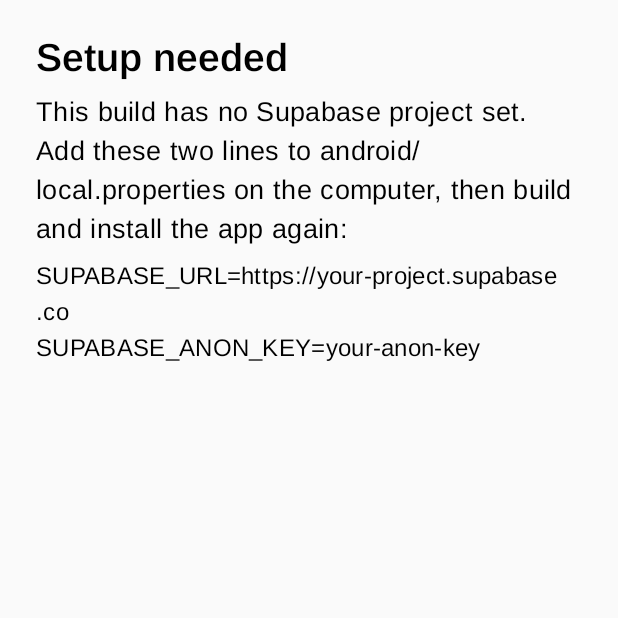
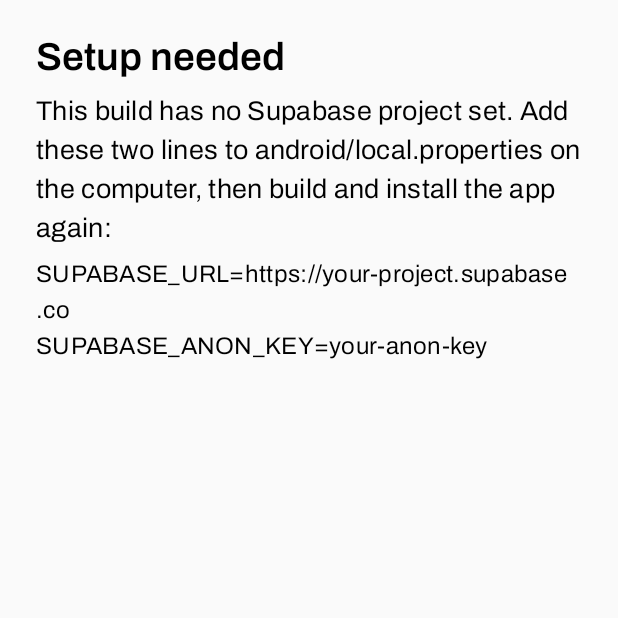
Before and after one commit to maxey05/chimu, an Android app built with Jetpack Compose: the screen it shows after launch (MainActivity), on a phone screen of 412 x 824 dp, the top half of it. Run offline under Robolectric (Android 15) with nearby library versions, the phone set to English and light mode, and no system bars; libraries missing offline, so code that uses them is left out: io.github.jan.supabase; 1 statement that could not run was skipped.

Commit message:
switch the app fonts to archivo and barlow

```diff
--- a/android/app/src/main/java/com/chimu/ui/theme/Type.kt
+++ b/android/app/src/main/java/com/chimu/ui/theme/Type.kt
@@ -8,77 +8,80 @@ import androidx.compose.ui.text.font.FontWeight
 import com.chimu.R
 import androidx.compose.ui.unit.sp
 
-/** Arimo for all app text (DESIGN.md -> Typography). Files live in res/font. */
-val Arimo = FontFamily(
-    Font(R.font.arimo_regular, FontWeight.Normal),
-    Font(R.font.arimo_medium, FontWeight.Medium),
-    Font(R.font.arimo_semibold, FontWeight.SemiBold),
-    Font(R.font.arimo_bold, FontWeight.Bold),
+/** Archivo for all app text (DESIGN.md -> Typography). Files live in res/font. */
+val Archivo = FontFamily(
+    Font(R.font.archivo_regular, FontWeight.Normal),
+    Font(R.font.archivo_medium, FontWeight.Medium),
+    Font(R.font.archivo_semibold, FontWeight.SemiBold),
+    Font(R.font.archivo_bold, FontWeight.Bold),
 )
 
-/** Manrope Bold, only for section subheadings such as "Expenditures" and "Recent Transactions". */
-val Manrope = FontFamily(Font(R.font.manrope_bold, FontWeight.Bold))
+/** Barlow, only for section subheadings such as "Expenditures" and "Recent Transactions". */
+val Barlow = FontFamily(
+    Font(R.font.barlow_semibold, FontWeight.SemiBold),
+    Font(R.font.barlow_bold, FontWeight.Bold),
+)
 
 // Larger than the Material defaults: the main user is older, so text is big and easy to read.
 private val chimuStyles = Typography(
     bodyLarge = TextStyle(
-        fontFamily = Arimo,
+        fontFamily = Archivo,
         fontWeight = FontWeight.Normal,
         fontSize = 18.sp,
         lineHeight = 26.sp,
         letterSpacing = 0.2.sp
     ),
     bodyMedium = TextStyle(
-        fontFamily = Arimo,
+        fontFamily = Archivo,
         fontWeight = FontWeight.Normal,
         fontSize = 16.sp,
         lineHeight = 24.sp,
         letterSpacing = 0.2.sp
     ),
     bodySmall = TextStyle(
-        fontFamily = Arimo,
+        fontFamily = Archivo,
         fontWeight = FontWeight.Normal,
         fontSize = 14.sp,
         lineHeight = 20.sp,
         letterSpacing = 0.2.sp
     ),
     titleLarge = TextStyle(
-        fontFamily = Arimo,
+        fontFamily = Archivo,
         fontWeight = FontWeight.SemiBold,
         fontSize = 26.sp,
         lineHeight = 34.sp,
         letterSpacing = 0.sp
     ),
     titleMedium = TextStyle(
-        fontFamily = Arimo,
+        fontFamily = Archivo,
         fontWeight = FontWeight.SemiBold,
         fontSize = 20.sp,
         lineHeight = 28.sp,
         letterSpacing = 0.1.sp
     ),
     headlineMedium = TextStyle(
-        fontFamily = Arimo,
+        fontFamily = Archivo,
         fontWeight = FontWeight.SemiBold,
         fontSize = 30.sp,
         lineHeight = 38.sp,
         letterSpacing = 0.sp
     ),
     labelLarge = TextStyle(
-        fontFamily = Arimo,
+        fontFamily = Archivo,
         fontWeight = FontWeight.Medium,
         fontSize = 17.sp,
         lineHeight = 24.sp,
         letterSpacing = 0.1.sp
     ),
     labelMedium = TextStyle(
-        fontFamily = Arimo,
+        fontFamily = Archivo,
         fontWeight = FontWeight.Medium,
         fontSize = 14.sp,
         lineHeight = 20.sp,
         letterSpacing = 0.3.sp
     ),
     titleSmall = TextStyle(
-        fontFamily = Manrope,
+        fontFamily = Barlow,
         fontWeight = FontWeight.Bold,
         fontSize = 18.sp,
         lineHeight = 24.sp,
@@ -86,14 +89,14 @@ private val chimuStyles = Typography(
     ),
 )
 
-/** The Material defaults for every style we don't set above, switched to Arimo so no text falls back to Roboto. */
+/** The Material defaults for every style we don't set above, switched to Archivo so no text falls back to Roboto. */
 val Typography: Typography = Typography().let { base ->
-    fun TextStyle.arimo() = if (fontFamily == null || fontFamily == FontFamily.Default) copy(fontFamily = Arimo) else this
+    fun TextStyle.archivo() = if (fontFamily == null || fontFamily == FontFamily.Default) copy(fontFamily = Archivo) else this
     Typography(
-        displayLarge = base.displayLarge.arimo(), displayMedium = base.displayMedium.arimo(), displaySmall = base.displaySmall.arimo(),
-        headlineLarge = base.headlineLarge.arimo(), headlineMedium = chimuStyles.headlineMedium, headlineSmall = base.headlineSmall.arimo(),
+        displayLarge = base.displayLarge.archivo(), displayMedium = base.displayMedium.archivo(), displaySmall = base.displaySmall.archivo(),
+        headlineLarge = base.headlineLarge.archivo(), headlineMedium = chimuStyles.headlineMedium, headlineSmall = base.headlineSmall.archivo(),
         titleLarge = chimuStyles.titleLarge, titleMedium = chimuStyles.titleMedium, titleSmall = chimuStyles.titleSmall,
         bodyLarge = chimuStyles.bodyLarge, bodyMedium = chimuStyles.bodyMedium, bodySmall = chimuStyles.bodySmall,
-        labelLarge = chimuStyles.labelLarge, labelMedium = chimuStyles.labelMedium, labelSmall = base.labelSmall.arimo().copy(fontSize = 14.sp, lineHeight = 20.sp),
+        labelLarge = chimuStyles.labelLarge, labelMedium = chimuStyles.labelMedium, labelSmall = base.labelSmall.archivo().copy(fontSize = 14.sp, lineHeight = 20.sp),
     )
 }
```
Also changed, not shown: android/app/src/main/res/font/archivo_bold.ttf (added), android/app/src/main/res/font/archivo_medium.ttf (added), android/app/src/main/res/font/archivo_regular.ttf (added), android/app/src/main/res/font/archivo_semibold.ttf (added), android/app/src/main/res/font/arimo_bold.ttf (deleted), android/app/src/main/res/font/arimo_medium.ttf (deleted), android/app/src/main/res/font/arimo_regular.ttf (deleted), android/app/src/main/res/font/arimo_semibold.ttf (deleted), android/app/src/main/res/font/barlow_bold.ttf (added), android/app/src/main/res/font/barlow_semibold.ttf (added), android/app/src/main/res/font/manrope_bold.ttf (deleted).
